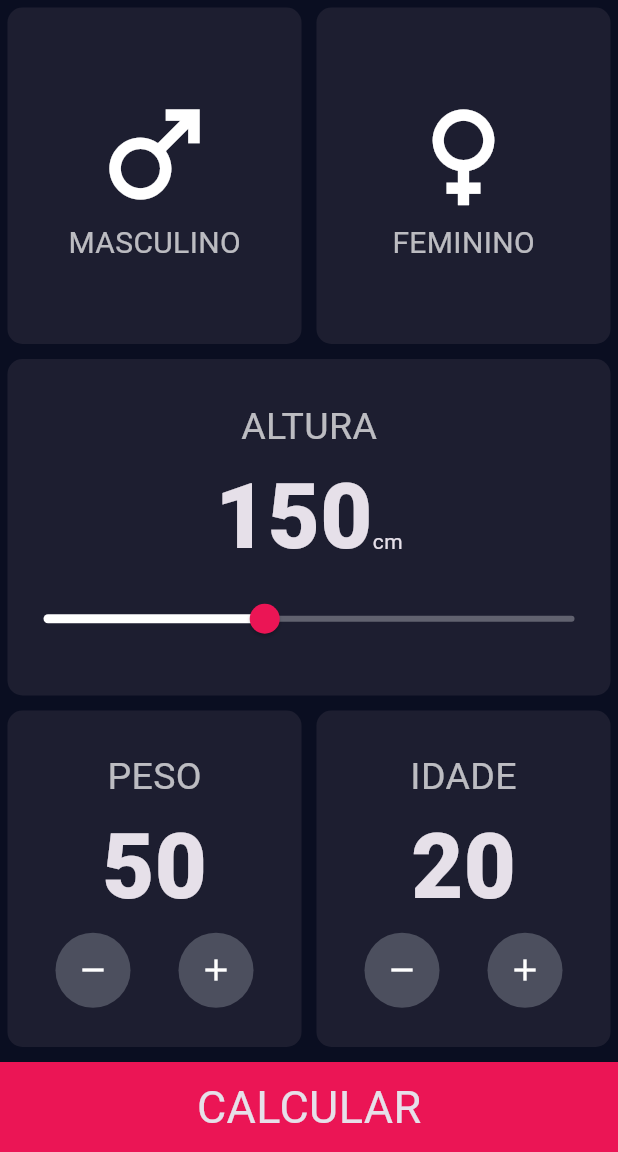
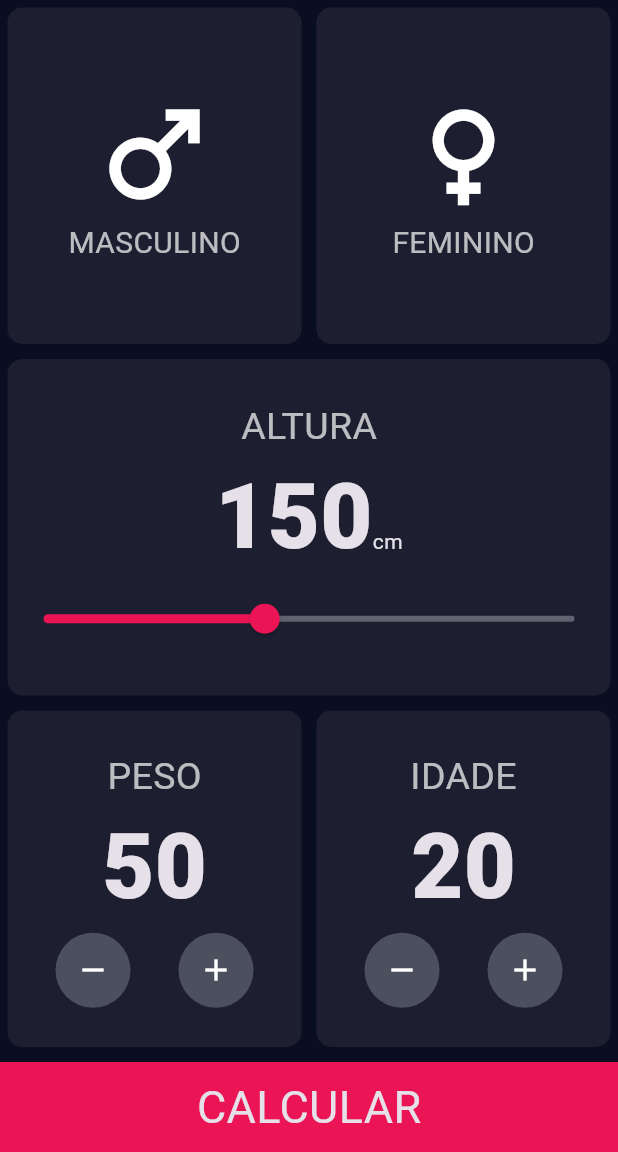
Before and after one commit to clara0904/AppIMC, a Flutter app: the screen it shows after launch, on a phone screen of 412 x 824 dp, the part 84-1236 px from its top. Run offline on Flutter 3.47's test engine with Material 3 defaults, Android fonts, the phone set to English and light mode, and no system bars.

Commit message:
feat: atualização de cor no slider

```diff
--- a/lib/screens/primary_screen.dart
+++ b/lib/screens/primary_screen.dart
@@ -68,7 +68,7 @@ class _PrimaryscreenState extends State<Primaryscreen> {
                     child: SliderTheme(
                       data: SliderTheme.of(context).copyWith(
                         inactiveTrackColor: Colors.white30,
-                        activeTrackColor: Colors.white,
+                        activeTrackColor: const Color(0xFFEB1555),
                         thumbColor: const Color(0xFFEB1555),
                       ),
                       child: Slider(
```
